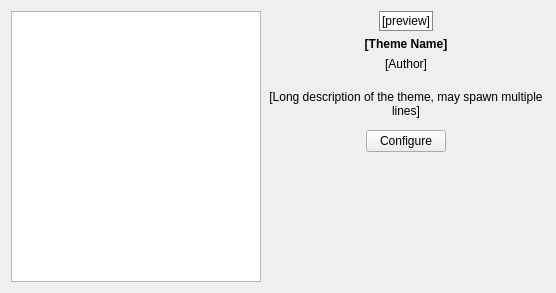
First picture: the form in kcm/themeconfig.ui, repository KDE/lightdm, before the edit.
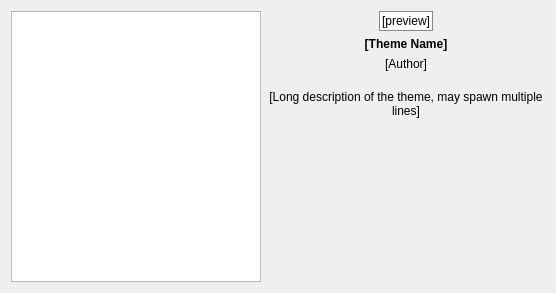
Second picture: the form after the edit. Custom widgets are drawn as their Qt base class.

Commit message: Provide configuration options for themes inline in the UI.

```diff
--- a/kcm/themeconfig.ui
+++ b/kcm/themeconfig.ui
@@ -145,44 +145,7 @@
       </widget>
      </item>
      <item>
-      <widget class="QWidget" name="optionsWidget" native="true"/>
-     </item>
-     <item>
-      <layout class="QHBoxLayout" name="horizontalLayout_2">
-       <item>
-        <spacer name="horizontalSpacer_4">
-         <property name="orientation">
-          <enum>Qt::Horizontal</enum>
-         </property>
-         <property name="sizeHint" stdset="0">
-          <size>
-           <width>40</width>
-           <height>20</height>
-          </size>
-         </property>
-        </spacer>
-       </item>
-       <item>
-        <widget class="QPushButton" name="configureButton">
-         <property name="text">
-          <string>Configure</string>
-         </property>
-        </widget>
-       </item>
-       <item>
-        <spacer name="horizontalSpacer_3">
-         <property name="orientation">
-          <enum>Qt::Horizontal</enum>
-         </property>
-         <property name="sizeHint" stdset="0">
-          <size>
-           <width>40</width>
-           <height>20</height>
-          </size>
-         </property>
-        </spacer>
-       </item>
-      </layout>
+      <widget class="ConfigOptions" name="options" native="true"/>
      </item>
      <item>
       <spacer name="verticalSpacer">
@@ -208,6 +171,14 @@
   </layout>
  </widget>
  <layoutdefault spacing="6" margin="11"/>
+ <customwidgets>
+  <customwidget>
+   <class>ConfigOptions</class>
+   <extends>QWidget</extends>
+   <header>configoptions.h</header>
+   <container>1</container>
+  </customwidget>
+ </customwidgets>
  <resources/>
  <connections/>
 </ui>
```
Left out of the diff: 3 changed lines with no effect on the pictures. The commit also changes 5 other files.
